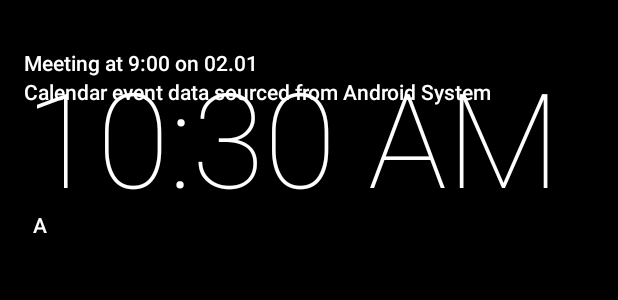
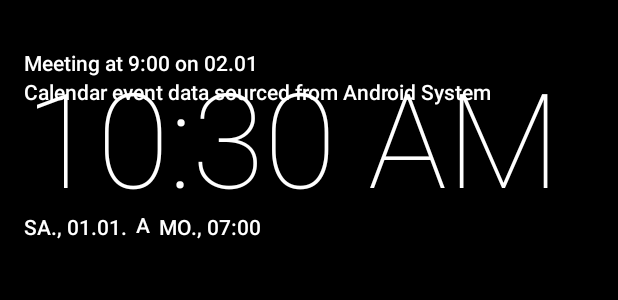
Before and after one commit to dot166/misc, an Android app: the layout saver.xml on its own in the app's theme, with its tools: preview values and no code run, on a phone screen of 412 x 824 dp. Shown: the top 300 px of the screen. Run offline under Robolectric (Android 15) with nearby library versions, the light colour scheme and no system bars.

Commit message:
nightstand: cleanup

```diff
--- a/nightstand/app/src/main/res/layout/date_and_next_alarm_time.xml
+++ /dev/null
@@ -1,29 +0,0 @@
-<?xml version="1.0" encoding="utf-8"?>
-<LinearLayout xmlns:android="http://schemas.android.com/apk/res/android" xmlns:tools="http://schemas.android.com/tools" android:layout_width="wrap_content" android:layout_height="wrap_content" android:layout_gravity="center_vertical" android:gravity="center">
-  <TextView
-      android:id="@+id/date"
-      style="@style/body"
-      android:layout_width="wrap_content"
-      android:layout_height="wrap_content"
-      android:textAllCaps="true"
-      tools:text="Sa., 01.01."/>
-  <TextView
-      android:id="@+id/nextAlarmIcon"
-      style="@style/body"
-      android:layout_width="wrap_content"
-      android:layout_height="wrap_content"
-      android:layout_gravity="center"
-      android:layout_marginEnd="@dimen/alarm_icon_padding"
-      android:layout_marginStart="@dimen/alarm_icon_padding"
-      android:ellipsize="none"
-      android:includeFontPadding="false"
-      android:maxLines="1"
-      android:text="@string/clock_emoji"/>
-  <TextView
-      android:id="@+id/nextAlarm"
-      style="@style/body"
-      android:layout_width="wrap_content"
-      android:layout_height="wrap_content"
-      android:textAllCaps="true"
-      tools:text="Mo., 07:00"/>
-</LinearLayout>
--- a/nightstand/app/src/main/res/layout/saver.xml
+++ b/nightstand/app/src/main/res/layout/saver.xml
@@ -26,7 +26,38 @@
           android:singleLine="true"
           android:textColor="@android:color/white"
           android:textSize="@dimen/main_clock_font_size"/>
-        <include layout="@layout/date_and_next_alarm_time"/>
+        <LinearLayout
+            android:layout_width="wrap_content"
+            android:layout_height="wrap_content"
+            android:layout_gravity="center_vertical"
+            android:gravity="center">
+            <TextView
+                android:id="@+id/date"
+                style="@style/body"
+                android:layout_width="wrap_content"
+                android:layout_height="wrap_content"
+                android:textAllCaps="true"
+                tools:text="Sa., 01.01."/>
+            <TextView
+                android:id="@+id/nextAlarmIcon"
+                style="@style/body"
+                android:layout_width="wrap_content"
+                android:layout_height="wrap_content"
+                android:layout_gravity="center"
+                android:layout_marginEnd="@dimen/alarm_icon_padding"
+                android:layout_marginStart="@dimen/alarm_icon_padding"
+                android:ellipsize="none"
+                android:includeFontPadding="false"
+                android:maxLines="1"
+                android:text="@string/clock_emoji"/>
+            <TextView
+                android:id="@+id/nextAlarm"
+                style="@style/body"
+                android:layout_width="wrap_content"
+                android:layout_height="wrap_content"
+                android:textAllCaps="true"
+                tools:text="Mo., 07:00"/>
+        </LinearLayout>
     </LinearLayout>
     <LinearLayout
         android:id="@+id/calendar_holder"
--- a/nightstand/app/src/main/res/values/donottranslate.xml
+++ b/nightstand/app/src/main/res/values/donottranslate.xml
@@ -3,7 +3,7 @@
   <string name="abbrev_wday_month_day_no_year">EEEMMMd</string>
   <string name="full_wday_month_day_no_year">EEEEMMMMd</string>
   <string name="default_clock_color">FFC0CB</string>
-  <bool name="default_clock_night_mode">true</bool>
+  <bool name="default_clock_night_mode">false</bool>
   <bool name="default_clock_bold_text">true</bool>
   <bool name="default_clock_show_ampm">true</bool>
   <bool name="default_clock_night_mode_dnd">false</bool>
```
Also changed, not shown: nightstand/app/src/main/java/io/github/dot166/nightstand/Settings.kt (+13 -16 lines), nightstand/app/src/main/java/io/github/dot166/nightstand/Utils.java (+9 -13 lines).
